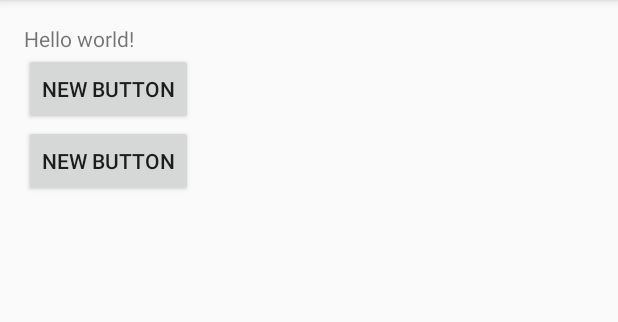
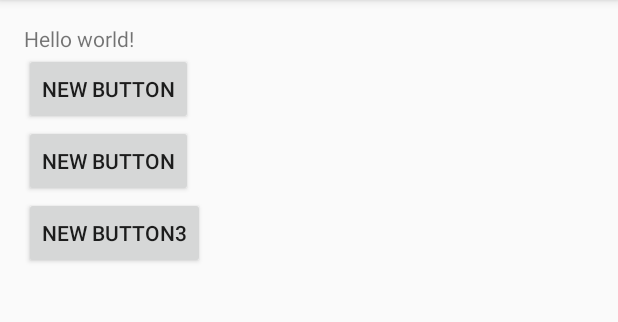
Before and after one commit to JaeyeolBae/HNUDeal, an Android app: the screen it shows after launch (MainActivity), on a phone screen of 412 x 824 dp, the part 84-406 px from its top. Run offline under Robolectric (Android 15) with nearby library versions, the phone set to English and light mode, and no system bars.

Commit message:
테스트2

```diff
--- a/app/src/main/java/com/hnudeal/main/MainActivity.java
+++ b/app/src/main/java/com/hnudeal/main/MainActivity.java
@@ -12,6 +12,7 @@ public class MainActivity extends AppCompatActivity {
     protected void onCreate(Bundle savedInstanceState) {
         super.onCreate(savedInstanceState);
         setContentView(R.layout.activity_main);
+
     }
 
     @Override
@@ -39,4 +40,6 @@ public class MainActivity extends AppCompatActivity {
     public void onButton1Clicked(View v) {
 
     }
+
+
 }
--- a/app/src/main/res/layout/activity_main.xml
+++ b/app/src/main/res/layout/activity_main.xml
@@ -27,4 +27,13 @@
         android:layout_alignParentLeft="true"
         android:layout_alignParentStart="true" />
 
+    <Button
+        android:layout_width="wrap_content"
+        android:layout_height="wrap_content"
+        android:text="New Button3"
+        android:id="@+id/button3"
+        android:layout_below="@+id/button2"
+        android:layout_alignParentLeft="true"
+        android:layout_alignParentStart="true" />
+
 </RelativeLayout>
```
